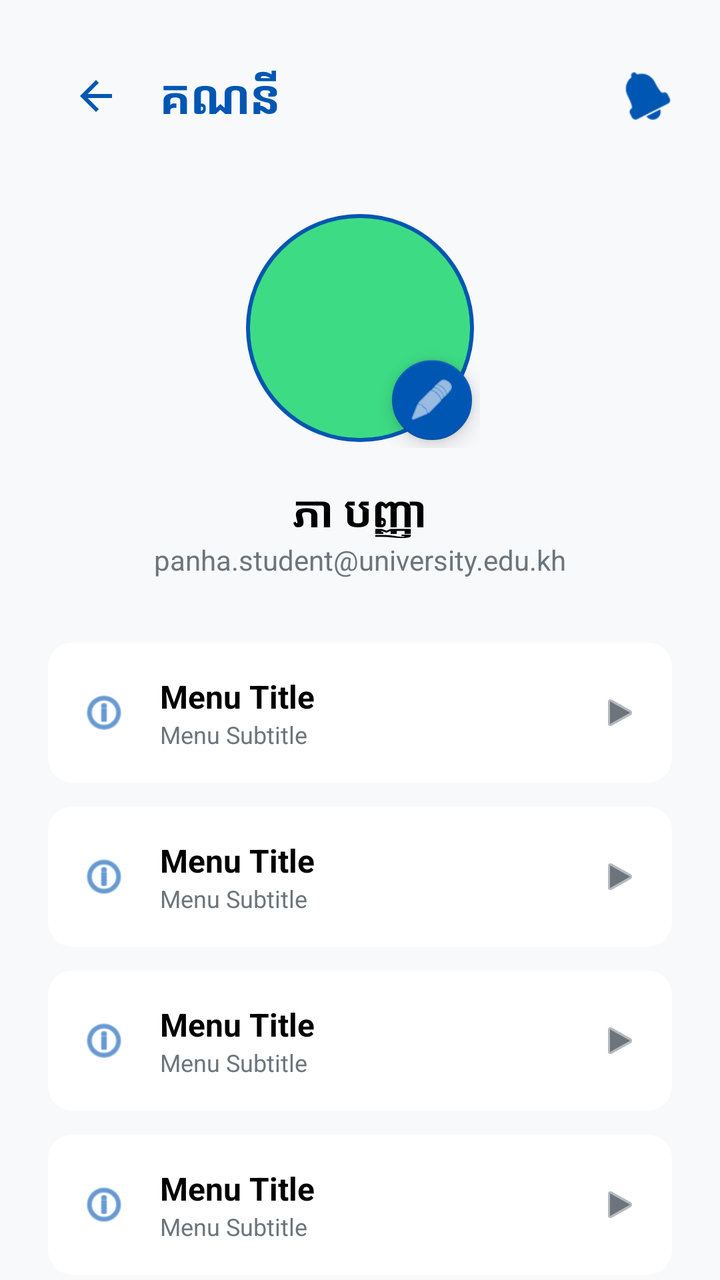
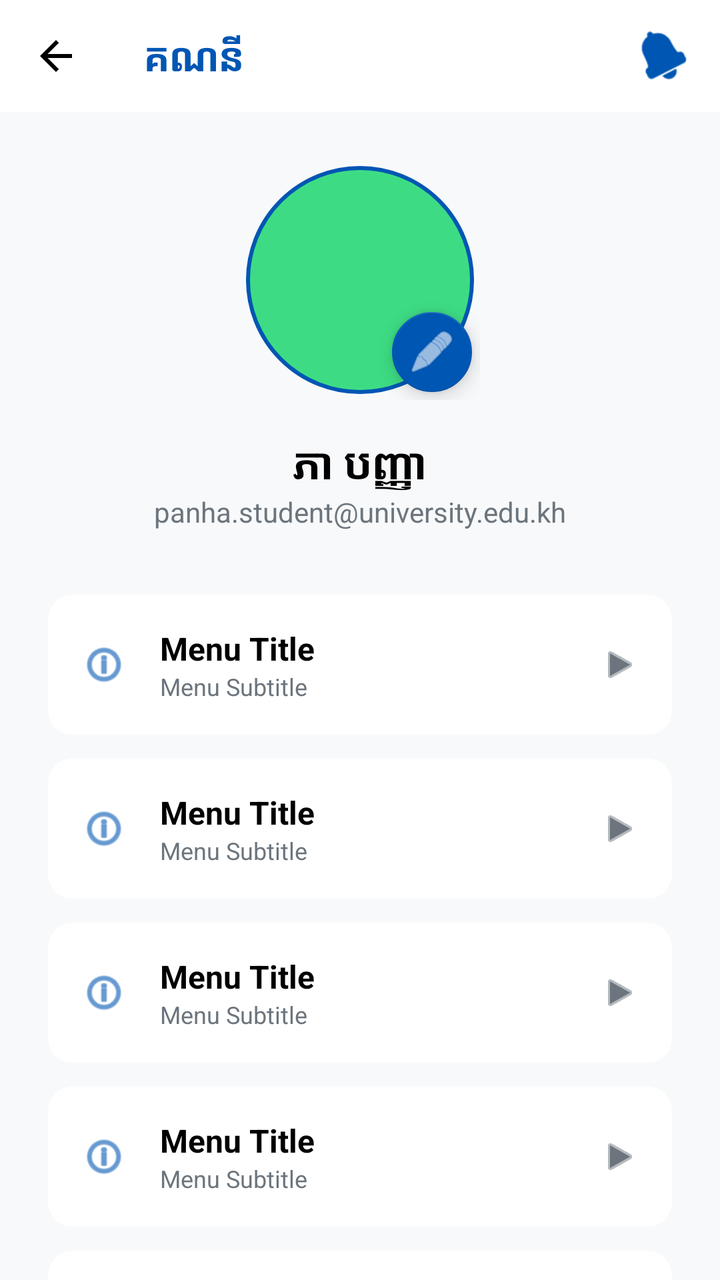

Two renders of the same Android screen: before a commit and after it. Below are the layout's source before the change and the commit's diff.
<!-- AndroidManifest.xml: application theme Theme.AcademicPulse -->
<!-- res/layout/fragment_account.xml -->
<?xml version="1.0" encoding="utf-8"?>
<androidx.core.widget.NestedScrollView xmlns:android="http://schemas.android.com/apk/res/android"
    xmlns:app="http://schemas.android.com/apk/res-auto"
    android:layout_width="match_parent"
    android:layout_height="match_parent"
    android:background="@color/background_light">

    <LinearLayout
        android:layout_width="match_parent"
        android:layout_height="wrap_content"
        android:gravity="center_horizontal"
        android:orientation="vertical"
        android:padding="24dp">

        <RelativeLayout
            android:layout_width="match_parent"
            android:layout_height="wrap_content">

            <ImageButton
                android:id="@+id/btn_back"
                android:layout_width="48dp"
                android:layout_height="48dp"
                android:background="?attr/selectableItemBackgroundBorderless"
                android:src="@drawable/ic_back_straight"
                app:tint="@color/primary_blue" />

            <TextView
                android:layout_width="wrap_content"
                android:layout_height="wrap_content"
                android:layout_centerVertical="true"
                android:layout_marginStart="8dp"
                android:layout_toEndOf="@id/btn_back"
                android:text="@string/account"
                android:textColor="@color/primary_blue"
                android:textSize="24sp"
                android:textStyle="bold" />

            <ImageView
                android:id="@+id/iv_notifications"
                android:layout_width="24dp"
                android:layout_height="24dp"
                android:layout_alignParentEnd="true"
                android:layout_centerVertical="true"
                android:src="@android:drawable/ic_popup_reminder"
                android:contentDescription="@string/notifications"
                app:tint="@color/primary_blue" />
        </RelativeLayout>

        <FrameLayout
            android:id="@+id/profile_image_container"
            android:layout_width="wrap_content"
            android:layout_height="wrap_content"
            android:layout_marginTop="32dp"
            android:clickable="true"
            android:focusable="true">

            <com.google.android.material.imageview.ShapeableImageView
                android:id="@+id/iv_profile"
                android:layout_width="120dp"
                android:layout_height="120dp"
                android:padding="4dp"
                android:scaleType="centerCrop"
                android:src="@drawable/ic_launcher_background"
                android:contentDescription="@null"
                app:shapeAppearanceOverlay="@style/CircleImage"
                app:strokeColor="@color/primary_blue"
                app:strokeWidth="2dp" />

            <com.google.android.material.floatingactionbutton.FloatingActionButton
                android:id="@+id/btn_edit_profile"
                android:layout_width="wrap_content"
                android:layout_height="wrap_content"
                android:layout_gravity="bottom|end"
                android:src="@android:drawable/ic_menu_edit"
                android:contentDescription="@string/edit_profile"
                app:fabSize="mini"
                app:tint="@color/white"
                app:backgroundTint="@color/primary_blue" />
        </FrameLayout>

        <TextView
            android:id="@+id/tv_profile_name"
            android:layout_width="wrap_content"
            android:layout_height="wrap_content"
            android:layout_marginTop="16dp"
            android:text="ភា បញ្ញា"
            android:textColor="@color/black"
            android:textSize="22sp"
            android:textStyle="bold" />

        <TextView
            android:id="@+id/tv_profile_email"
            android:layout_width="wrap_content"
            android:layout_height="wrap_content"
            android:text="panha.student@university.edu.kh"
            android:textColor="@color/text_grey"
            android:textSize="14sp" />

        <LinearLayout
            android:layout_width="match_parent"
            android:layout_height="wrap_content"
            android:layout_marginTop="32dp"
            android:orientation="vertical">

            
            <include layout="@layout/item_profile_menu" android:id="@+id/menu_personal_info" />
            <include layout="@layout/item_profile_menu" android:id="@+id/menu_registrations" />
            <include layout="@layout/item_profile_menu" android:id="@+id/menu_management" />
            <include layout="@layout/item_profile_menu" android:id="@+id/menu_dashboard" />
            <include layout="@layout/item_profile_menu" android:id="@+id/menu_guide" />

        </LinearLayout>

        <Button
            android:id="@+id/btn_logout"
            android:layout_width="match_parent"
            android:layout_height="56dp"
            android:layout_marginTop="32dp"
            android:backgroundTint="#FFE5E5"
            android:text="@string/logout"
            android:textAllCaps="false"
            android:textColor="#C62828"
            app:cornerRadius="28dp"
            app:icon="@android:drawable/ic_lock_power_off"
            app:iconGravity="textStart"
            app:iconTint="#C62828"
            app:strokeColor="#C62828"
            app:strokeWidth="1dp" />

    </LinearLayout>
</androidx.core.widget.NestedScrollView>
<!-- res/layout/item_profile_menu.xml (included above) -->
<?xml version="1.0" encoding="utf-8"?>
<androidx.cardview.widget.CardView xmlns:android="http://schemas.android.com/apk/res/android"
    xmlns:app="http://schemas.android.com/apk/res-auto"
    android:layout_width="match_parent"
    android:layout_height="wrap_content"
    android:layout_marginBottom="12dp"
    app:cardCornerRadius="12dp"
    app:cardElevation="0dp">

    <LinearLayout
        android:layout_width="match_parent"
        android:layout_height="wrap_content"
        android:gravity="center_vertical"
        android:orientation="horizontal"
        android:padding="16dp">

        <ImageView
            android:id="@+id/iv_menu_icon"
            android:layout_width="24dp"
            android:layout_height="24dp"
            android:src="@android:drawable/ic_menu_info_details"
            app:tint="@color/primary_blue" />

        <LinearLayout
            android:layout_width="0dp"
            android:layout_height="wrap_content"
            android:layout_marginStart="16dp"
            android:layout_weight="1"
            android:orientation="vertical">

            <TextView
                android:id="@+id/tv_menu_title"
                android:layout_width="wrap_content"
                android:layout_height="wrap_content"
                android:text="Menu Title"
                android:textColor="@color/black"
                android:textSize="16sp"
                android:textStyle="bold" />

            <TextView
                android:id="@+id/tv_menu_subtitle"
                android:layout_width="wrap_content"
                android:layout_height="wrap_content"
                android:text="Menu Subtitle"
                android:textColor="@color/text_grey"
                android:textSize="12sp" />

        </LinearLayout>

        <ImageView
            android:layout_width="20dp"
            android:layout_height="20dp"
            android:src="@android:drawable/ic_media_play"
            app:tint="@color/text_grey" />

    </LinearLayout>
</androidx.cardview.widget.CardView>
<!-- resources referenced by this layout -->
<resources>
  <color name="background_light">#F8F9FA</color>
  <color name="black">#000000</color>
  <color name="primary_blue">#0056B3</color>
  <color name="text_grey">#6C757D</color>
  <color name="white">#FFFFFF</color>
  <!-- drawable ic_back_straight (drawable) -->
  <?xml version="1.0" encoding="utf-8"?>
  <vector xmlns:android="http://schemas.android.com/apk/res/android"
      android:width="24dp"
      android:height="24dp"
      android:viewportWidth="24"
      android:viewportHeight="24"
      android:autoMirrored="true">
      <path
          android:fillColor="@color/black"
          android:pathData="M20,11H7.83l5.59-5.59L12,4l-8,8l8,8l1.41-1.41L7.83,13H20V11z" />
  </vector>
  <!-- drawable ic_launcher_background (drawable) -->
  <?xml version="1.0" encoding="utf-8"?>
  <vector xmlns:android="http://schemas.android.com/apk/res/android"
      android:width="108dp"
      android:height="108dp"
      android:viewportWidth="108"
      android:viewportHeight="108">
      <path
          android:fillColor="#3DDC84"
          android:pathData="M0,0h108v108h-108z" />
  </vector>
  <string name="account">គណនី</string>
  <string name="edit_profile">កែប្រែព័ត៌មានផ្ទាល់ខ្លួន</string>
  <string name="logout">ចាកចេញ</string>
  <string name="notifications">ការជូនដំណឹង</string>
  <style name="CircleImage">
          <item name="cornerSize">50%</item>
      </style>
  <style name="Theme.AcademicPulse" parent="Theme.MaterialComponents.Light.NoActionBar">
          
          <item name="colorPrimary">@color/primary_blue</item>
          <item name="colorPrimaryVariant">@color/primary_blue</item>
          <item name="colorOnPrimary">@color/white</item>
          
          <item name="colorSecondary">@color/accent_yellow</item>
          <item name="colorSecondaryVariant">@color/accent_yellow</item>
          <item name="colorOnSecondary">@color/black</item>
          
          <item name="android:statusBarColor">@color/primary_blue</item>
          <item name="android:windowLightStatusBar" tools:targetApi="m">false</item>
      </style>
  <color name="accent_yellow">#FFC107</color>
</resources>

<!-- the commit's change to res/layout/fragment_account.xml (unified diff, before → after) -->
@@ -1,134 +1,146 @@
 <?xml version="1.0" encoding="utf-8"?>
-<androidx.core.widget.NestedScrollView xmlns:android="http://schemas.android.com/apk/res/android"
+<androidx.coordinatorlayout.widget.CoordinatorLayout xmlns:android="http://schemas.android.com/apk/res/android"
     xmlns:app="http://schemas.android.com/apk/res-auto"
     android:layout_width="match_parent"
     android:layout_height="match_parent"
     android:background="@color/background_light">
 
-    <LinearLayout
+    <com.google.android.material.appbar.AppBarLayout
         android:layout_width="match_parent"
         android:layout_height="wrap_content"
-        android:gravity="center_horizontal"
-        android:orientation="vertical"
-        android:padding="24dp">
-
-        <RelativeLayout
+        android:background="@color/white"
+        app:elevation="0dp">
+
+        <androidx.appcompat.widget.Toolbar
+            android:id="@+id/toolbar"
             android:layout_width="match_parent"
-            android:layout_height="wrap_content">
-
-            <ImageButton
-                android:id="@+id/btn_back"
-                android:layout_width="48dp"
-                android:layout_height="48dp"
-                android:background="?attr/selectableItemBackgroundBorderless"
-                android:src="@drawable/ic_back_straight"
-                app:tint="@color/primary_blue" />
-
-            <TextView
-                android:layout_width="wrap_content"
-                android:layout_height="wrap_content"
-                android:layout_centerVertical="true"
-                android:layout_marginStart="8dp"
-                android:layout_toEndOf="@id/btn_back"
-                android:text="@string/account"
-                android:textColor="@color/primary_blue"
-                android:textSize="24sp"
-                android:textStyle="bold" />
-
-            <ImageView
-                android:id="@+id/iv_notifications"
-                android:layout_width="24dp"
-                android:layout_height="24dp"
-                android:layout_alignParentEnd="true"
-                android:layout_centerVertical="true"
-                android:src="@android:drawable/ic_popup_reminder"
-                android:contentDescription="@string/notifications"
-                app:tint="@color/primary_blue" />
-        </RelativeLayout>
-
-        <FrameLayout
-            android:id="@+id/profile_image_container"
-            android:layout_width="wrap_content"
-            android:layout_height="wrap_content"
-            android:layout_marginTop="32dp"
-            android:clickable="true"
-            android:focusable="true">
-
-            <com.google.android.material.imageview.ShapeableImageView
-                android:id="@+id/iv_profile"
-                android:layout_width="120dp"
-                android:layout_height="120dp"
-                android:padding="4dp"
-                android:scaleType="centerCrop"
-                android:src="@drawable/ic_launcher_background"
-                android:contentDescription="@null"
-                app:shapeAppearanceOverlay="@style/CircleImage"
-                app:strokeColor="@color/primary_blue"
-                app:strokeWidth="2dp" />
-
-            <com.google.android.material.floatingactionbutton.FloatingActionButton
-                android:id="@+id/btn_edit_profile"
-                android:layout_width="wrap_content"
-                android:layout_height="wrap_content"
-                android:layout_gravity="bottom|end"
-                android:src="@android:drawable/ic_menu_edit"
-                android:contentDescription="@string/edit_profile"
-                app:fabSize="mini"
-                app:tint="@color/white"
-                app:backgroundTint="@color/primary_blue" />
-        </FrameLayout>
-
-        <TextView
-            android:id="@+id/tv_profile_name"
-            android:layout_width="wrap_content"
-            android:layout_height="wrap_content"
-            android:layout_marginTop="16dp"
-            android:text="ភា បញ្ញា"
-            android:textColor="@color/black"
-            android:textSize="22sp"
-            android:textStyle="bold" />
-
-        <TextView
-            android:id="@+id/tv_profile_email"
-            android:layout_width="wrap_content"
-            android:layout_height="wrap_content"
-            android:text="panha.student@university.edu.kh"
-            android:textColor="@color/text_grey"
-            android:textSize="14sp" />
+            android:layout_height="?attr/actionBarSize"
+            app:navigationIcon="@drawable/ic_back_straight"
+            app:navigationIconTint="@color/primary_blue">
+
+            <RelativeLayout
+                android:layout_width="match_parent"
+                android:layout_height="wrap_content"
+                android:layout_marginEnd="16dp">
+
+                <TextView
+                    android:id="@+id/tv_title"
+                    android:layout_width="wrap_content"
+                    android:layout_height="wrap_content"
+                    android:text="@string/account"
+                    android:textColor="@color/primary_blue"
+                    android:textSize="20sp"
+                    android:textStyle="bold" />
+
+                <ImageView
+                    android:id="@+id/iv_notifications"
+                    android:layout_width="24dp"
+                    android:layout_height="24dp"
+                    android:layout_alignParentEnd="true"
+                    android:layout_centerVertical="true"
+                    android:src="@android:drawable/ic_popup_reminder"
+                    android:contentDescription="@string/notifications"
+                    app:tint="@color/primary_blue" />
+
+            </RelativeLayout>
+        </androidx.appcompat.widget.Toolbar>
+    </com.google.android.material.appbar.AppBarLayout>
+
+    <androidx.core.widget.NestedScrollView
+        android:layout_width="match_parent"
+        android:layout_height="match_parent"
+        app:layout_behavior="@string/appbar_scrolling_view_behavior">
 
         <LinearLayout
             android:layout_width="match_parent"
             android:layout_height="wrap_content"
-            android:layout_marginTop="32dp"
-            android:orientation="vertical">
-
-            
-            <include layout="@layout/item_profile_menu" android:id="@+id/menu_personal_info" />
-            <include layout="@layout/item_profile_menu" android:id="@+id/menu_registrations" />
-            <include layout="@layout/item_profile_menu" android:id="@+id/menu_management" />
-            <include layout="@layout/item_profile_menu" android:id="@+id/menu_dashboard" />
-            <include layout="@layout/item_profile_menu" android:id="@+id/menu_guide" />
+            android:gravity="center_horizontal"
+            android:orientation="vertical"
+            android:padding="24dp">
+
+            <FrameLayout
+                android:id="@+id/profile_image_container"
+                android:layout_width="wrap_content"
+                android:layout_height="wrap_content"
+                android:clickable="true"
+                android:focusable="true">
+
+                <com.google.android.material.imageview.ShapeableImageView
+                    android:id="@+id/iv_profile"
+                    android:layout_width="120dp"
+                    android:layout_height="120dp"
+                    android:padding="4dp"
+                    android:scaleType="centerCrop"
+                    android:src="@drawable/ic_launcher_background"
+                    android:contentDescription="@null"
+                    app:shapeAppearanceOverlay="@style/CircleImage"
+                    app:strokeColor="@color/primary_blue"
+                    app:strokeWidth="2dp" />
+
+                <com.google.android.material.floatingactionbutton.FloatingActionButton
+                    android:id="@+id/btn_edit_profile"
+                    android:layout_width="wrap_content"
+                    android:layout_height="wrap_content"
+                    android:layout_gravity="bottom|end"
+                    android:src="@android:drawable/ic_menu_edit"
+                    android:contentDescription="@string/edit_profile"
+                    app:fabSize="mini"
+                    app:tint="@color/white"
+                    app:backgroundTint="@color/primary_blue" />
+            </FrameLayout>
+
+            <TextView
+                android:id="@+id/tv_profile_name"
+                android:layout_width="wrap_content"
+                android:layout_height="wrap_content"
+                android:layout_marginTop="16dp"
+                android:text="ភា បញ្ញា"
+                android:textColor="@color/black"
+                android:textSize="22sp"
+                android:textStyle="bold" />
+
+            <TextView
+                android:id="@+id/tv_profile_email"
+                android:layout_width="wrap_content"
+                android:layout_height="wrap_content"
+                android:text="panha.student@university.edu.kh"
+                android:textColor="@color/text_grey"
+                android:textSize="14sp" />
+
+            <LinearLayout
+                android:layout_width="match_parent"
+                android:layout_height="wrap_content"
+                android:layout_marginTop="32dp"
+                android:orientation="vertical">
+
+                
+                <include layout="@layout/item_profile_menu" android:id="@+id/menu_personal_info" />
+                <include layout="@layout/item_profile_menu" android:id="@+id/menu_registrations" />
+                <include layout="@layout/item_profile_menu" android:id="@+id/menu_management" />
+                <include layout="@layout/item_profile_menu" android:id="@+id/menu_dashboard" />
+                <include layout="@layout/item_profile_menu" android:id="@+id/menu_guide" />
+
+            </LinearLayout>
+
+            <Button
+                android:id="@+id/btn_logout"
+                android:layout_width="match_parent"
+                android:layout_height="56dp"
+                android:layout_marginTop="32dp"
+                android:backgroundTint="#FFE5E5"
+                android:text="@string/logout"
+                android:textAllCaps="false"
+                android:textColor="#C62828"
+                app:cornerRadius="28dp"
+                app:icon="@android:drawable/ic_lock_power_off"
+                app:iconGravity="textStart"
+                app:iconTint="#C62828"
+                app:strokeColor="#C62828"
+                app:strokeWidth="1dp" />
 
         </LinearLayout>
-
-        <Button
-            android:id="@+id/btn_logout"
-            android:layout_width="match_parent"
-            android:layout_height="56dp"
-            android:layout_marginTop="32dp"
-            android:backgroundTint="#FFE5E5"
-            android:text="@string/logout"
-            android:textAllCaps="false"
-            android:textColor="#C62828"
-            app:cornerRadius="28dp"
-            app:icon="@android:drawable/ic_lock_power_off"
-            app:iconGravity="textStart"
-            app:iconTint="#C62828"
-            app:strokeColor="#C62828"
-            app:strokeWidth="1dp" />
-
-    </LinearLayout>
-</androidx.core.widget.NestedScrollView>
+    </androidx.core.widget.NestedScrollView>
+</androidx.coordinatorlayout.widget.CoordinatorLayout>
 <!-- res/layout/item_profile_menu.xml (included above) -->
 <?xml version="1.0" encoding="utf-8"?>
 <androidx.cardview.widget.CardView xmlns:android="http://schemas.android.com/apk/res/android"
